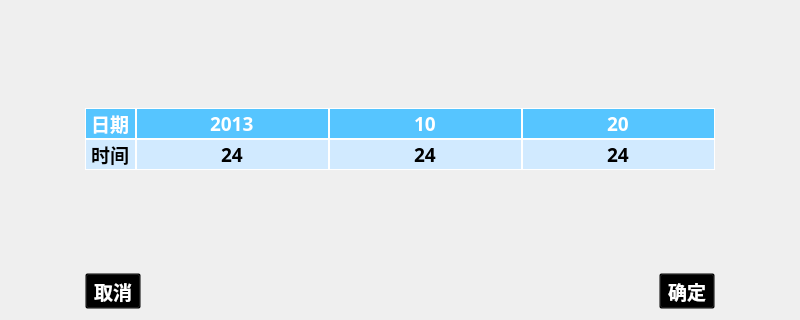
ives560/InverterController, file clocksetface.ui: the form before one commit.
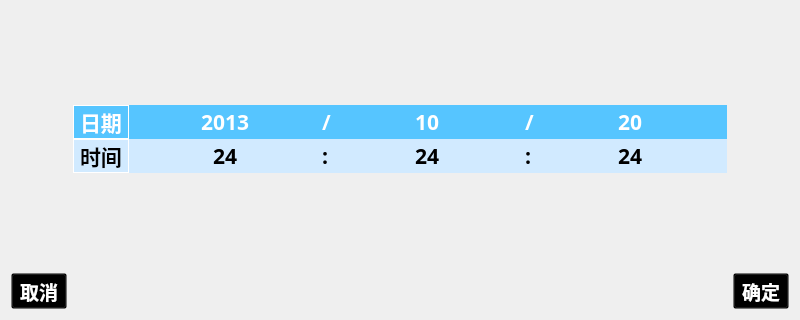
The form after the commit. Icons and pictures are not drawn.

```diff
--- a/clocksetface.ui
+++ b/clocksetface.ui
@@ -22,13 +22,19 @@
    <string>Form</string>
   </property>
   <layout class="QGridLayout" name="gridLayout_2">
-   <item row="1" column="1" colspan="3">
-    <layout class="QGridLayout" name="gridLayout" rowminimumheight="0,0,0" columnminimumwidth="0,0,0,0,0">
+   <item row="1" column="2">
+    <layout class="QGridLayout" name="gridLayout" rowminimumheight="0,0,0" columnminimumwidth="0,0,0,0,0,0,0,0">
      <property name="spacing">
       <number>0</number>
      </property>
      <item row="1" column="1">
       <widget class="QLabel" name="lb_date">
+       <property name="sizePolicy">
+        <sizepolicy hsizetype="Expanding" vsizetype="Preferred">
+         <horstretch>0</horstretch>
+         <verstretch>0</verstretch>
+        </sizepolicy>
+       </property>
        <property name="minimumSize">
         <size>
          <width>0</width>
@@ -38,7 +44,7 @@
        <property name="font">
         <font>
          <family>AR PL UKai CN</family>
-         <pointsize>14</pointsize>
+         <pointsize>16</pointsize>
          <weight>75</weight>
          <bold>true</bold>
         </font>
@@ -70,15 +76,14 @@
        <property name="font">
         <font>
          <family>AR PL UKai CN</family>
-         <pointsize>14</pointsize>
+         <pointsize>16</pointsize>
          <weight>75</weight>
          <bold>true</bold>
         </font>
        </property>
        <property name="styleSheet">
         <string notr="true">background-color: rgb(86, 197, 255);
-color: rgb(255, 255, 255);
-border: 1px solid white;</string>
+color: rgb(255, 255, 255);</string>
        </property>
        <property name="text">
         <string>2013</string>
@@ -94,7 +99,7 @@
        </property>
       </widget>
      </item>
-     <item row="1" column="3">
+     <item row="1" column="4">
       <widget class="QLineEdit" name="ldt_m">
        <property name="sizePolicy">
         <sizepolicy hsizetype="Preferred" vsizetype="Preferred">
@@ -111,15 +116,14 @@
        <property name="font">
         <font>
          <family>AR PL UKai CN</family>
-         <pointsize>14</pointsize>
+         <pointsize>16</pointsize>
          <weight>75</weight>
          <bold>true</bold>
         </font>
        </property>
        <property name="styleSheet">
         <string notr="true">background-color: rgb(86, 197, 255);
-color: rgb(255, 255, 255);
-border: 1px solid white;</string>
+color: rgb(255, 255, 255);</string>
        </property>
        <property name="text">
         <string>10</string>
@@ -135,7 +139,7 @@
        </property>
       </widget>
      </item>
-     <item row="1" column="4">
+     <item row="1" column="7">
       <widget class="QLineEdit" name="ldt_d">
        <property name="sizePolicy">
         <sizepolicy hsizetype="Preferred" vsizetype="Preferred">
@@ -152,15 +156,14 @@
        <property name="font">
         <font>
          <family>AR PL UKai CN</family>
-         <pointsize>14</pointsize>
+         <pointsize>16</pointsize>
          <weight>75</weight>
          <bold>true</bold>
         </font>
        </property>
        <property name="styleSheet">
         <string notr="true">background-color: rgb(86, 197, 255);
-color: rgb(255, 255, 255);
-border: 1px solid white;</string>
+color: rgb(255, 255, 255);</string>
        </property>
        <property name="text">
         <string>20</string>
@@ -178,10 +181,16 @@
      </item>
      <item row="2" column="1">
       <widget class="QLabel" name="label">
+       <property name="sizePolicy">
+        <sizepolicy hsizetype="Expanding" vsizetype="Preferred">
+         <horstretch>0</horstretch>
+         <verstretch>0</verstretch>
+        </sizepolicy>
+       </property>
        <property name="font">
         <font>
          <family>AR PL UKai CN</family>
-         <pointsize>14</pointsize>
+         <pointsize>16</pointsize>
          <weight>75</weight>
          <bold>true</bold>
         </font>
@@ -211,13 +220,13 @@
        <property name="font">
         <font>
          <family>AR PL UKai CN</family>
-         <pointsize>14</pointsize>
+         <pointsize>16</pointsize>
          <weight>75</weight>
          <bold>true</bold>
         </font>
        </property>
        <property name="styleSheet">
-        <string notr="true">background-color: rgb(209,234, 255);border: 1px solid white;</string>
+        <string notr="true">background-color: rgb(209,234, 255);</string>
        </property>
        <property name="text">
         <string>24</string>
@@ -233,7 +242,7 @@
        </property>
       </widget>
      </item>
-     <item row="2" column="3">
+     <item row="2" column="4">
       <widget class="QLineEdit" name="ldt_tm">
        <property name="sizePolicy">
         <sizepolicy hsizetype="Preferred" vsizetype="Preferred">
@@ -250,13 +259,13 @@
        <property name="font">
         <font>
          <family>AR PL UKai CN</family>
-         <pointsize>14</pointsize>
+         <pointsize>16</pointsize>
          <weight>75</weight>
          <bold>true</bold>
         </font>
        </property>
        <property name="styleSheet">
-        <string notr="true">background-color: rgb(209,234, 255);border: 1px solid white;</string>
+        <string notr="true">background-color: rgb(209,234, 255);</string>
        </property>
        <property name="text">
         <string>24</string>
@@ -272,7 +281,7 @@
        </property>
       </widget>
      </item>
-     <item row="2" column="4">
+     <item row="2" column="7">
       <widget class="QLineEdit" name="ldt_s">
        <property name="sizePolicy">
         <sizepolicy hsizetype="Preferred" vsizetype="Preferred">
@@ -289,13 +298,13 @@
        <property name="font">
         <font>
          <family>AR PL UKai CN</family>
-         <pointsize>14</pointsize>
+         <pointsize>16</pointsize>
          <weight>75</weight>
          <bold>true</bold>
         </font>
        </property>
        <property name="styleSheet">
-        <string notr="true">background-color: rgb(209,234, 255);border: 1px solid white;</string>
+        <string notr="true">background-color: rgb(209,234, 255);</string>
        </property>
        <property name="text">
         <string>24</string>
@@ -311,6 +320,72 @@
        </property>
       </widget>
      </item>
+     <item row="1" column="3">
+      <widget class="QLabel" name="label_2">
+       <property name="font">
+        <font>
+         <pointsize>16</pointsize>
+         <weight>75</weight>
+         <bold>true</bold>
+        </font>
+       </property>
+       <property name="styleSheet">
+        <string notr="true">background-color: rgb(86, 197, 255);
+color: rgb(255, 255, 255);</string>
+       </property>
+       <property name="text">
+        <string>/</string>
+       </property>
+      </widget>
+     </item>
+     <item row="2" column="3">
+      <widget class="QLabel" name="label_3">
+       <property name="font">
+        <font>
+         <pointsize>16</pointsize>
+        </font>
+       </property>
+       <property name="styleSheet">
+        <string notr="true">background-color: rgb(209,234, 255);</string>
+       </property>
+       <property name="text">
+        <string>:</string>
+       </property>
+      </widget>
+     </item>
+     <item row="1" column="5">
+      <widget class="QLabel" name="label_5">
+       <property name="font">
+        <font>
+         <pointsize>16</pointsize>
+         <weight>75</weight>
+         <bold>true</bold>
+        </font>
+       </property>
+       <property name="styleSheet">
+        <string notr="true">background-color: rgb(86, 197, 255);
+color: rgb(255, 255, 255);</string>
+       </property>
+       <property name="text">
+        <string>/</string>
+       </property>
+      </widget>
+     </item>
+     <item row="2" column="5">
+      <widget class="QLabel" name="label_4">
+       <property name="font">
+        <font>
+         <pointsize>16</pointsize>
+        </font>
+       </property>
+       <property name="styleSheet">
+        <string notr="true">background-color: rgb(209,234, 255);</string>
+       </property>
+       <property name="text">
+        <string>:</string>
+       </property>
+      </widget>
+     </item>
     </layout>
    </item>
    <item row="3" column="1">
@@ -430,6 +505,19 @@
      </property>
     </spacer>
    </item>
+   <item row="1" column="0">
+    <spacer name="horizontalSpacer_3">
+     <property name="orientation">
+      <enum>Qt::Horizontal</enum>
+     </property>
+     <property name="sizeHint" stdset="0">
+      <size>
+       <width>40</width>
+       <height>20</height>
+      </size>
+     </property>
+    </spacer>
+   </item>
   </layout>
  </widget>
  <resources>
```
